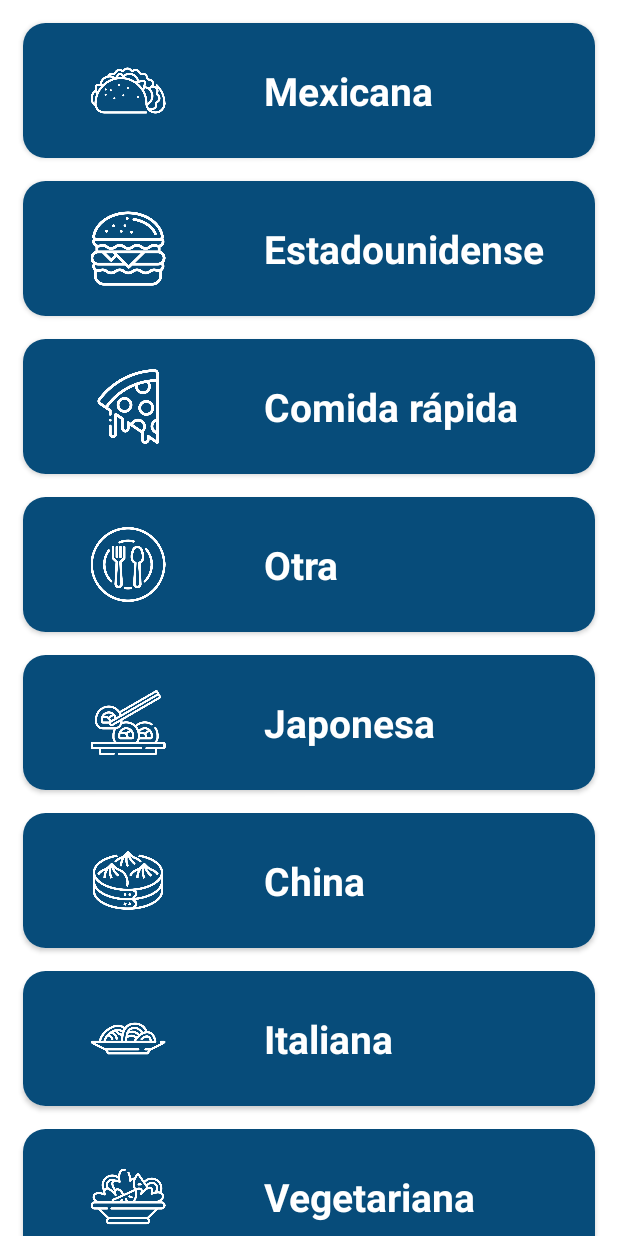
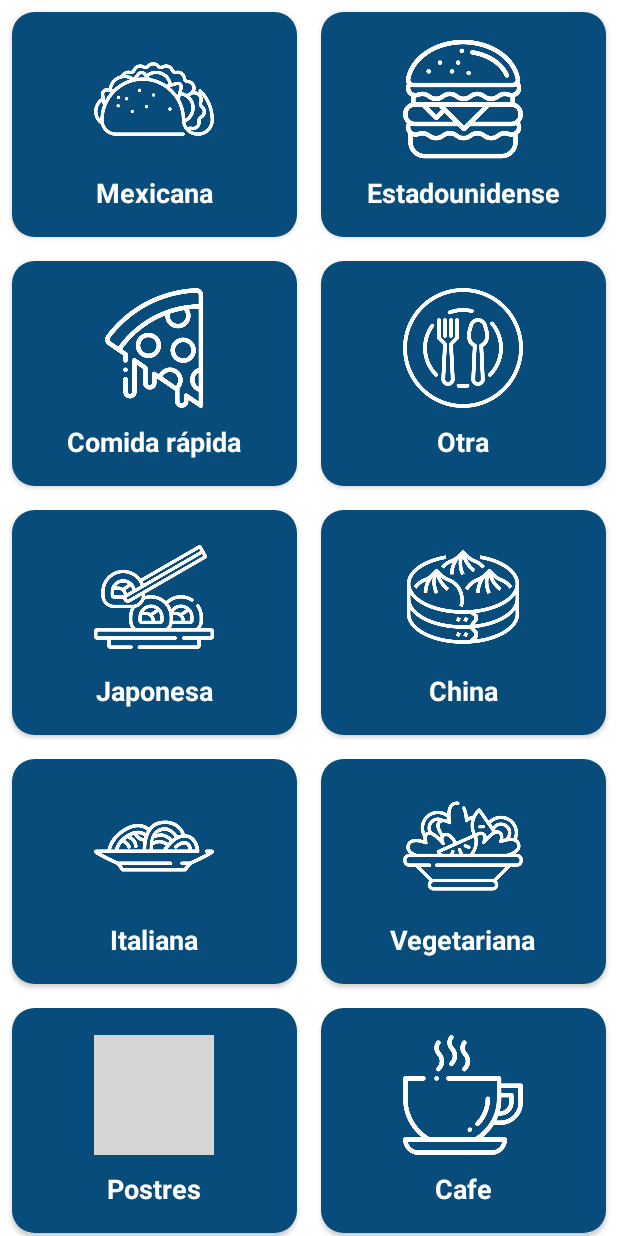
Before and after one commit to katearzate/find_taste, an Android app: the screen it shows after launch (MainActivity), on a phone screen of 412 x 824 dp. Run offline under Robolectric (Android 15) with nearby library versions, the phone set to English and light mode, and no system bars; grey boxes are pictures that could not be loaded.

Commit message:
design changed

```diff
--- a/app/src/main/java/com/example/findtaste/MainActivity.kt
+++ b/app/src/main/java/com/example/findtaste/MainActivity.kt
@@ -2,6 +2,7 @@ package com.example.findtaste
 
 import androidx.appcompat.app.AppCompatActivity
 import android.os.Bundle
+import androidx.recyclerview.widget.GridLayoutManager
 import androidx.recyclerview.widget.LinearLayoutManager
 import androidx.recyclerview.widget.RecyclerView
 import com.example.findtaste.adapters.RecyclerFoodTypes
@@ -31,7 +32,12 @@ class MainActivity : AppCompatActivity() {
         menus.add(Menu(R.drawable.dessert, "Postres"))
         menus.add(Menu(R.drawable.cafe, "Cafe"))
 
-        binding.recyclerFoodTypes.layoutManager = LinearLayoutManager(this, RecyclerView.VERTICAL, false)
+        binding.recyclerFoodTypes.layoutManager = GridLayoutManager(
+            this,
+            2,
+            RecyclerView.VERTICAL,
+            false
+        )
         binding.recyclerFoodTypes.adapter = RecyclerFoodTypes(this, menus)
 
 
--- a/app/src/main/res/layout/recycler_food_types.xml
+++ b/app/src/main/res/layout/recycler_food_types.xml
@@ -4,35 +4,32 @@
     android:layout_height="wrap_content"
     xmlns:app="http://schemas.android.com/apk/res-auto"
     app:cardCornerRadius="15dp"
-    android:layout_marginLeft="15dp"
-    android:layout_marginRight="15dp"
-    android:layout_marginTop="15dp">
+    android:layout_margin="8dp">
 
     <LinearLayout
         android:id="@+id/recyclerFoodLayout"
         android:layout_width="match_parent"
-        android:layout_height="90dp"
-        android:padding="20dp"
-        android:orientation="horizontal"
+        android:layout_height="150dp"
+        android:padding="18dp"
+        android:orientation="vertical"
+        android:gravity="center_horizontal"
         android:background="#074C7A">
 
         <ImageView
             android:id="@+id/recyclerFoodImage"
-            android:layout_width="100dp"
-            android:layout_height="wrap_content"
-            android:src="@drawable/mexicana"
-            android:layout_marginEnd="15dp"
-            app:tint="@color/white"/>
+            android:layout_width="80dp"
+            android:layout_height="80dp"
+            android:src="@drawable/taco"
+            app:tint="@color/white"
+            android:layout_marginBottom="10dp"/>
 
         <TextView
             android:id="@+id/recyclerFoodType"
             android:layout_width="wrap_content"
             android:layout_height="wrap_content"
-            android:text="Mexicana"
-            android:textSize="26dp"
+            android:text="Estadounidense"
+            android:textSize="18dp"
             android:textColor="@color/white"
-            android:textStyle="bold"
-            android:layout_marginStart="25dp"
-            android:layout_gravity="center_vertical" />
+            android:textStyle="bold"/>
     </LinearLayout>
 </androidx.cardview.widget.CardView>
```
